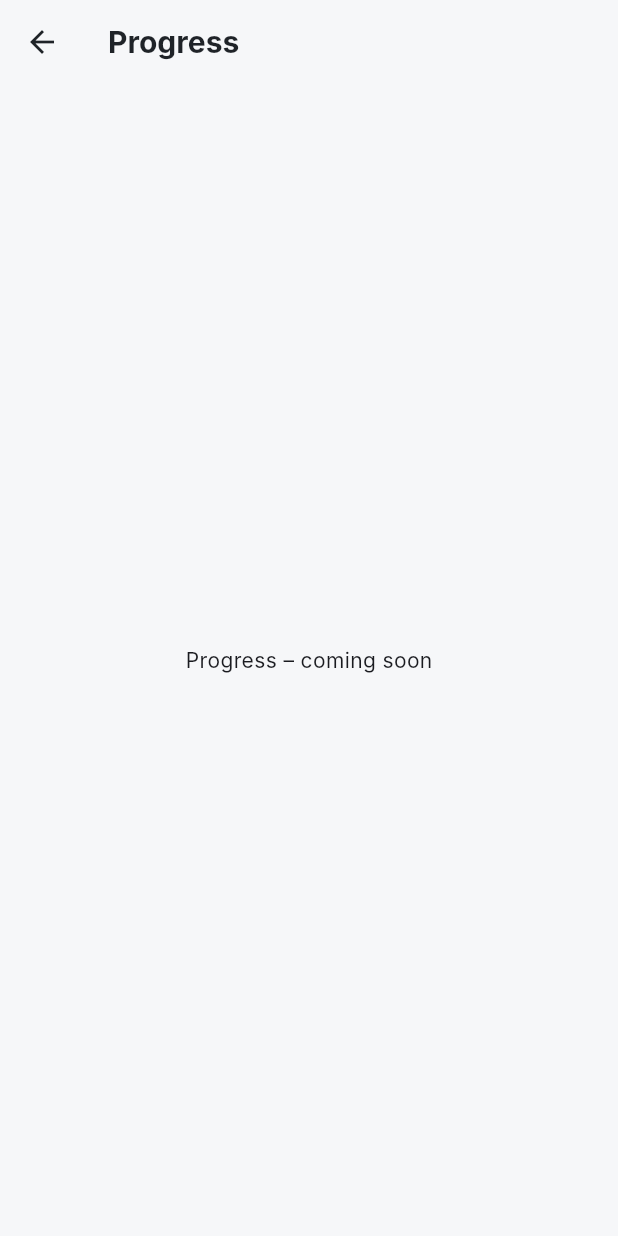
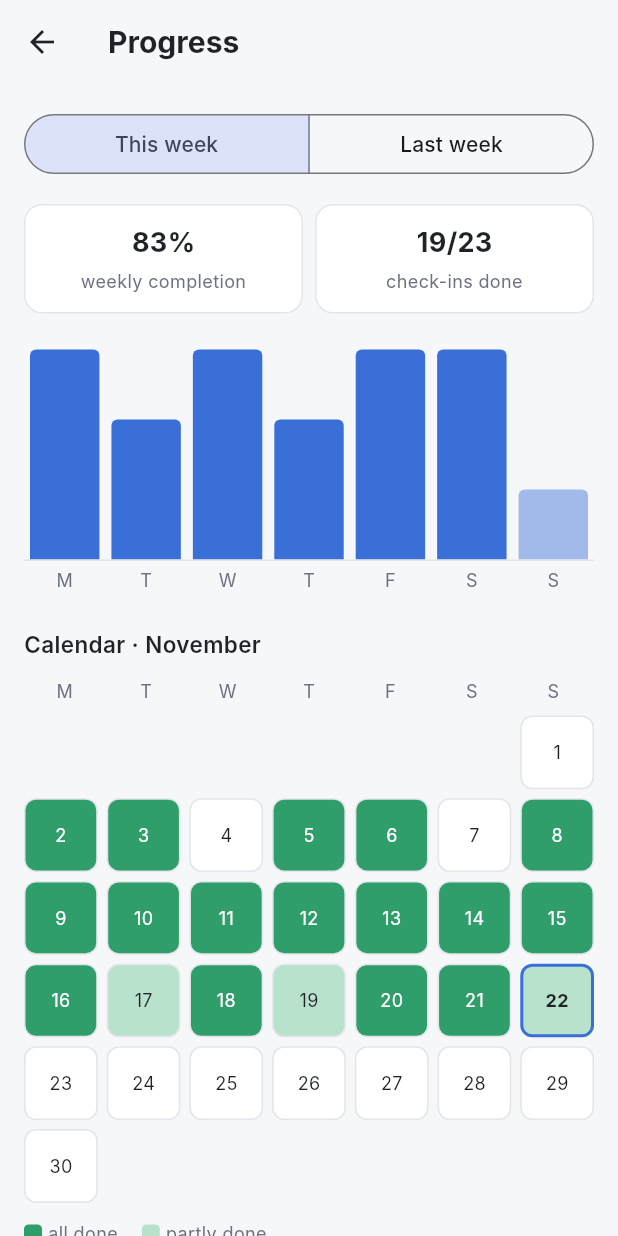
Before and after one commit to necdetalpozdemir/CS310PROJECT, a Flutter app: the ProgressScreen screen opened directly, on a phone screen of 412 x 824 dp. Run offline on Flutter 3.47's test engine with Material 3 defaults, Android fonts, the phone set to English and light mode, and no system bars.

Commit message:
Implement Progress screen with weekly rate, bar chart and calendar

```diff
--- a/lib/screens/progress/progress_screen.dart
+++ b/lib/screens/progress/progress_screen.dart
@@ -1,14 +1,186 @@
 import 'package:flutter/material.dart';
 
-// PLACEHOLDER – Yusuf Arif Özkuttaş will replace this file with the real screen.
-class ProgressScreen extends StatelessWidget {
+import '../../data/habit_data.dart';
+import '../../models/habit.dart';
+import '../../utils/app_colors.dart';
+import '../../utils/app_spacing.dart';
+import '../../utils/app_text_styles.dart';
+import '../../utils/date_labels.dart';
+import '../../widgets/month_calendar.dart';
+import '../../widgets/stat_tile.dart';
+import '../../widgets/week_bar_chart.dart';
+
+enum _Week { thisWeek, lastWeek }
+
+/// How many habits were planned and how many were done on one day.
+class _DayCount {
+  const _DayCount(this.scheduled, this.done);
+
+  final int scheduled;
+  final int done;
+
+  /// null when nothing was planned, so the day isn't shown as 0%.
+  double? get ratio => scheduled == 0 ? null : done / scheduled;
+}
+
+/// Overall progress across all habits: a week switch, the weekly
+/// completion rate, a per-day bar chart and this month's calendar.
+/// Everything is calculated from check-ins, nothing is stored.
+class ProgressScreen extends StatefulWidget {
   const ProgressScreen({super.key});
 
   @override
+  State<ProgressScreen> createState() => _ProgressScreenState();
+}
+
+class _ProgressScreenState extends State<ProgressScreen> {
+  _Week _week = _Week.thisWeek;
+
+  /// Counts the habits that existed and were scheduled on [day].
+  _DayCount _countFor(DateTime day) {
+    var scheduled = 0;
+    var done = 0;
+    for (final habit in HabitData.habits) {
+      if (day.isBefore(habit.createdAt) || !habit.isScheduledOn(day)) continue;
+      scheduled++;
+      if (habit.isDoneOn(day)) done++;
+    }
+    return _DayCount(scheduled, done);
+  }
+
+  /// Like [_countFor], but null for days after [today].
+  _DayCount? _countIfPast(DateTime day, DateTime today) =>
+      day.isAfter(today) ? null : _countFor(day);
+
+  @override
   Widget build(BuildContext context) {
+    final today = Habit.dateOnly(DateTime.now());
+    // weekday: Monday = 1, so this goes back to this week's Monday.
+    final thisMonday = DateTime(
+      today.year,
+      today.month,
+      today.day - (today.weekday - 1),
+    );
+    final monday = _week == _Week.thisWeek
+        ? thisMonday
+        : DateTime(thisMonday.year, thisMonday.month, thisMonday.day - 7);
+
+    // One entry per weekday; null for days that haven't come yet.
+    final week = <_DayCount?>[
+      for (var i = 0; i < 7; i++)
+        _countIfPast(
+          DateTime(monday.year, monday.month, monday.day + i),
+          today,
+        ),
+    ];
+
+    var weekScheduled = 0;
+    var weekDone = 0;
+    for (final day in week.whereType<_DayCount>()) {
+      weekScheduled += day.scheduled;
+      weekDone += day.done;
+    }
+    final weekPercent = weekScheduled == 0
+        ? 0
+        : (weekDone * 100 / weekScheduled).round();
+
+    // Calendar: every past day of this month, all done or partly done.
+    final allDone = <int>{};
+    final partlyDone = <int>{};
+    for (var d = 1; d <= today.day; d++) {
+      final count = _countFor(DateTime(today.year, today.month, d));
+      if (count.done == 0) continue;
+      (count.done == count.scheduled ? allDone : partlyDone).add(d);
+    }
+
     return Scaffold(
       appBar: AppBar(title: const Text('Progress')),
-      body: const Center(child: Text('Progress – coming soon')),
+      body: ListView(
+        padding: AppSpacing.screenPadding,
+        children: [
+          SegmentedButton<_Week>(
+            showSelectedIcon: false,
+            segments: const [
+              ButtonSegment(value: _Week.thisWeek, label: Text('This week')),
+              ButtonSegment(value: _Week.lastWeek, label: Text('Last week')),
+            ],
+            selected: {_week},
+            onSelectionChanged: (selection) =>
+                setState(() => _week = selection.first),
+          ),
+          const SizedBox(height: AppSpacing.lg),
+          Row(
+            children: [
+              Expanded(
+                child: StatTile(
+                  value: '$weekPercent%',
+                  label: 'weekly completion',
+                ),
+              ),
+              const SizedBox(width: AppSpacing.sm),
+              Expanded(
+                child: StatTile(
+                  value: '$weekDone/$weekScheduled',
+                  label: 'check-ins done',
+                ),
+              ),
+            ],
+          ),
+          const SizedBox(height: AppSpacing.xl),
+          WeekBarChart(
+            values: [
+              for (final day in week) day == null ? null : (day.ratio ?? 0),
+            ],
+            highlightIndex: _week == _Week.thisWeek ? today.weekday - 1 : null,
+          ),
+          const SizedBox(height: AppSpacing.xl),
+          Text(
+            'Calendar · ${DateLabels.month(today)}',
+            style: AppTextStyles.subtitle,
+          ),
+          const SizedBox(height: AppSpacing.md),
+          MonthCalendar(
+            month: today,
+            doneDays: allDone,
+            partialDays: partlyDone,
+            today: today,
+          ),
+          const SizedBox(height: AppSpacing.md),
+          const Row(
+            children: [
+              _LegendDot(color: AppColors.success, label: 'all done'),
+              SizedBox(width: AppSpacing.lg),
+              _LegendDot(color: AppColors.successLight, label: 'partly done'),
+            ],
+          ),
+        ],
+      ),
     );
   }
 }
+
+class _LegendDot extends StatelessWidget {
+  const _LegendDot({required this.color, required this.label});
+
+  final Color color;
+  final String label;
+
+  @override
+  Widget build(BuildContext context) {
+    return Row(
+      mainAxisSize: MainAxisSize.min,
+      children: [
+        Container(
+          width: 12,
+          height: 12,
+          decoration: BoxDecoration(
+            color: color,
+            borderRadius: BorderRadius.circular(3),
+          ),
+        ),
+        const SizedBox(width: AppSpacing.xs),
+        Text(label, style: AppTextStyles.caption),
+      ],
+    );
+  }
+}
```
